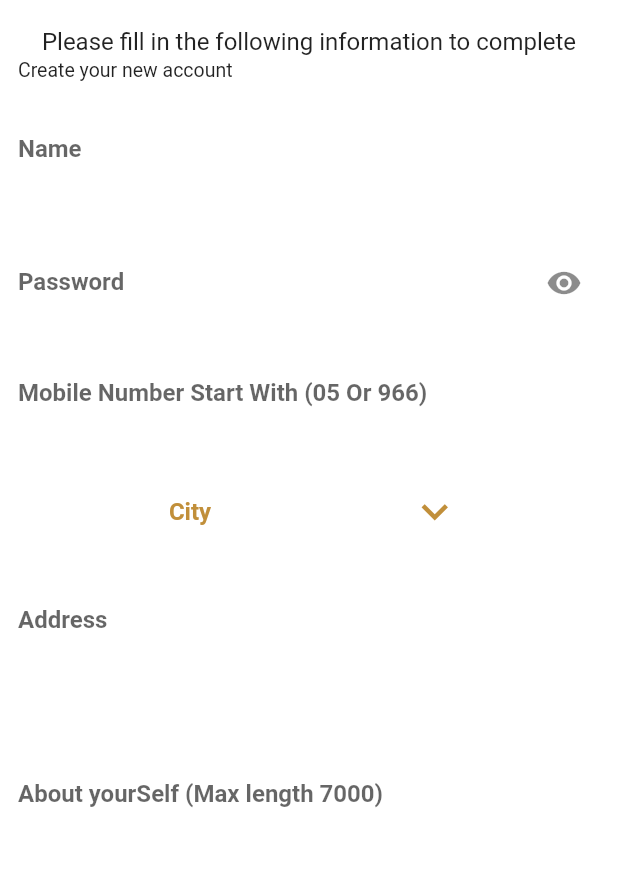
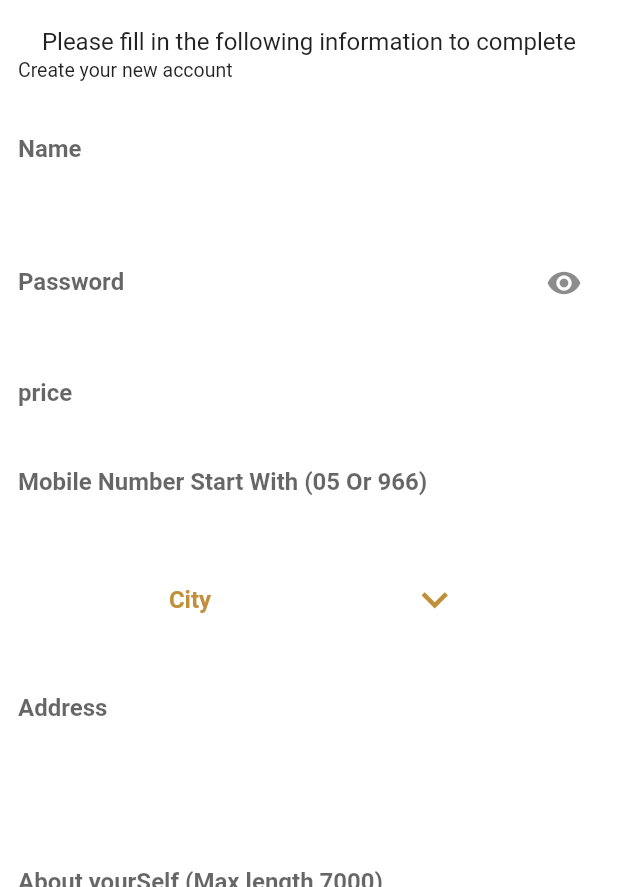
Before and after one commit to bavly10/consApp, a Flutter app: the Register_intro screen opened directly with empty values, on a phone screen of 412 x 824 dp, the part 349-1236 px from its top. Run offline on Flutter 3.47's test engine with Material 2 defaults, Android fonts, the phone set to English and light mode, and no system bars; our stand-ins replace bloc, cached_network_image, carousel_slider, cloud_firestore, curved_navigation_bar, dio and 17 more; missing offline and left inert: dart:ffi, flutter_inappwebview, mailer, slide_popup_dialog_null_safety; accounts and stored records are empty; network calls fail.

Commit message:
reg+price

```diff
--- a/lib/Cubit/cubit.dart
+++ b/lib/Cubit/cubit.dart
@@ -135,7 +135,7 @@ class cons_Cubit extends Cubit<cons_States> {
     } on FormatException catch (e) {
       emit(Cons_Error_Special(e.toString()));
     } catch (error) {
-      throw error;
+      rethrow;
     }
   }
 
@@ -182,8 +182,6 @@ class cons_Cubit extends Cubit<cons_States> {
     var connection = PersistentConnection(smtpServer);
     await connection.close();
   }
-
-
 
   Future<void> getAds() async {
     emit(Cons_Loading_Ads());
@@ -253,5 +251,4 @@ class cons_Cubit extends Cubit<cons_States> {
     userFBID = CashHelper.getData("userFBId");
     customerIDStrapi = CashHelper.getData("customer_idStrapi");
   }
-
 }
--- a/lib/model/specailsts_model.dart
+++ b/lib/model/specailsts_model.dart
@@ -1,8 +1,10 @@
 import 'dart:convert';
 
-List<Specailsts> specailstsFromJson(String str) => List<Specailsts>.from(json.decode(str).map((x) => Specailsts.fromJson(x)));
+List<Specailsts> specailstsFromJson(String str) =>
+    List<Specailsts>.from(json.decode(str).map((x) => Specailsts.fromJson(x)));
 
-String specailstsToJson(List<Specailsts> data) => json.encode(List<dynamic>.from(data.map((x) => x.toJson())));
+String specailstsToJson(List<Specailsts> data) =>
+    json.encode(List<dynamic>.from(data.map((x) => x.toJson())));
 
 class Specailsts {
   Specailsts({
@@ -30,7 +32,8 @@ class Specailsts {
         publishedAt: DateTime.parse(json["published_at"]),
         createdAt: DateTime.parse(json["created_at"]),
         updatedAt: DateTime.parse(json["updated_at"]),
-    users: List<User_spec>.from(json["users"].map((x) => User_spec.fromJson(x))),
+        users: List<User_spec>.from(
+            json["users"].map((x) => User_spec.fromJson(x))),
       );
 
   Map<String, dynamic> toJson() => {
@@ -64,7 +67,9 @@ class CatTitle {
   factory CatTitle.fromJson(Map<String, dynamic> json) => CatTitle(
         id: json["id"],
         title: json["Title"],
-    publishedAt: DateTime.parse(json["published_at"]),
+        publishedAt: json["published_at"] == null
+            ? null
+            : DateTime.parse(json["published_at"]),
         createdAt: DateTime.parse(json["created_at"]),
         updatedAt: DateTime.parse(json["updated_at"]),
         catImg: CatImg.fromJson(json["cat_img"]),
@@ -115,7 +120,7 @@ class CatImg {
   String? url;
   dynamic? previewUrl;
   Provider? provider;
-  dynamic? providerMetadata;
+  dynamic providerMetadata;
   DateTime? createdAt;
   DateTime? updatedAt;
 
@@ -126,17 +131,24 @@ class CatImg {
         caption: json["caption"],
         width: json["width"],
         height: json["height"],
-    formats: json["formats"] == null ? null : Formats.fromJson(json["formats"]),
+        formats:
+            json["formats"] == null ? null : Formats.fromJson(json["formats"]),
         hash: json["hash"],
         ext: json["ext"] == null ? null : extValues.map![json["ext"]],
         mime: json["mime"] == null ? null : mimeValues.map![json["mime"]],
         size: json["size"].toDouble(),
         url: json["url"],
         previewUrl: json["previewUrl"],
-    provider: json["provider"] == null ? null : providerValues.map![json["provider"]],
+        provider: json["provider"] == null
+            ? null
+            : providerValues.map![json["provider"]],
         providerMetadata: json["provider_metadata"],
-    createdAt: json["created_at"] == null ? null : DateTime.parse(json["created_at"]),
-    updatedAt: json["updated_at"] == null ? null : DateTime.parse(json["updated_at"]),
+        createdAt: json["created_at"] == null
+            ? null
+            : DateTime.parse(json["created_at"]),
+        updatedAt: json["updated_at"] == null
+            ? null
+            : DateTime.parse(json["updated_at"]),
       );
 
   Map<String, dynamic> toJson() => {
@@ -145,7 +157,7 @@ class CatImg {
         "alternativeText": alternativeText,
         "caption": caption,
         "width": width,
-    "height":height,
+        "height": height,
         "formats": formats == null ? null : formats!.toJson(),
         "hash": hash,
         "ext": ext == null ? null : extValues.reverse[ext],
@@ -162,10 +174,7 @@ class CatImg {
 
 enum Ext { JPG, PNG }
 
-final extValues = EnumValues({
-  ".jpg": Ext.JPG,
-  ".png": Ext.PNG
-});
+final extValues = EnumValues({".jpg": Ext.JPG, ".png": Ext.PNG});
 
 class Formats {
   Formats({
@@ -183,7 +192,7 @@ class Formats {
   factory Formats.fromJson(Map<String, dynamic> json) => Formats(
         thumbnail: Medium.fromJson(json["thumbnail"]),
         large: json["large"] == null ? null : Medium.fromJson(json["large"]),
-    medium: Medium.fromJson(json["medium"]),
+        medium: json["medium"] == null ? null : Medium.fromJson(json["medium"]),
         small: Medium.fromJson(json["small"]),
       );
 
@@ -245,16 +254,12 @@ class Medium {
 
 enum Mime { IMAGE_JPEG, IMAGE_PNG }
 
-final mimeValues = EnumValues({
-  "image/jpeg": Mime.IMAGE_JPEG,
-  "image/png": Mime.IMAGE_PNG
-});
+final mimeValues =
+    EnumValues({"image/jpeg": Mime.IMAGE_JPEG, "image/png": Mime.IMAGE_PNG});
 
 enum Provider { LOCAL }
 
-final providerValues = EnumValues({
-  "local": Provider.LOCAL
-});
+final providerValues = EnumValues({"local": Provider.LOCAL});
 
 class User_spec {
   User_spec({
@@ -305,8 +310,11 @@ class User_spec {
         typeIntroducer: json["type_introducer"],
         phone: json["phone"],
         confirmed: json["Confirmed"],
-    introLogo: json["intro_logo"] == null ? null : CatImg.fromJson(json["intro_logo"]),
-    introImg: List<CatImg>.from(json["intro_img"].map((x) => CatImg.fromJson(x))),
+        introLogo: json["intro_logo"] == null
+            ? null
+            : CatImg.fromJson(json["intro_logo"]),
+        introImg:
+            List<CatImg>.from(json["intro_img"].map((x) => CatImg.fromJson(x))),
       );
 
   Map<String, dynamic> toJson() => {
--- a/lib/model/user_model.dart
+++ b/lib/model/user_model.dart
@@ -9,7 +9,9 @@ class LoginModel {
 
   LoginModel.fromJson(Map<String, dynamic> json) {
     token = json["jwt"];
-    userClass=json["user"] != null ? UserStrapi.fromJson(json["user"]): userClass = UserStrapi.fromJson(json);
+    userClass = json["user"] != null
+        ? UserStrapi.fromJson(json["user"])
+        : userClass = UserStrapi.fromJson(json);
   }
   LoginModel.xJson(Map<String, dynamic> json) {
     stauts = json["statusCode"];
@@ -21,7 +23,6 @@ class LoginModel {
         ? List<Datum>.from(json["data"].map((x) => Datum.fromJson(x)))
         : null;
   }
-
 }
 
 class Datum {
@@ -84,6 +85,7 @@ class UserStrapi {
       this.address,
       this.introLogo,
       this.introImg,
+      this.certificate,
       this.about,
       this.posts,
       this.filesIntros,
@@ -109,6 +111,7 @@ class UserStrapi {
   bool? forgetpass;
   Img_user? introLogo;
   List<Img_user>? introImg;
+  List<Img_user>? certificate;
   List<Post_user>? posts;
   List<FilesIntro>? filesIntros;
   dynamic introPrice;
@@ -125,7 +128,9 @@ class UserStrapi {
         createdAt: DateTime.parse(json["created_at"]),
         updatedAt: DateTime.parse(json["updated_at"]),
         categories: Categories_user.fromJson(json["categories"]),
-        specailst: Specailst_user.fromJson(json["specailst"]),
+        specailst: json["specailst"] == null
+            ? null
+            : Specailst_user.fromJson(json["specailst"]),
         typeIntroducer: json["type_introducer"],
         phone: json["phone"],
         confirmed: json["Confirmed"],
@@ -137,6 +142,8 @@ class UserStrapi {
             : null,
         introImg: List<Img_user>.from(
             json["intro_img"].map((x) => Img_user.fromJson(x))),
+        certificate: List<Img_user>.from(
+            json["certificate"].map((x) => Img_user.fromJson(x))),
         posts: List<Post_user>.from(
             json["posts"].map((x) => Post_user.fromJson(x))),
         filesIntros: json["filesusers"] == null
@@ -166,6 +173,7 @@ class UserStrapi {
         "address": address,
         "intro_logo": introLogo,
         "intro_img": List<dynamic>.from(introImg!.map((x) => x.toJson())),
+        "certificate": List<dynamic>.from(certificate!.map((x) => x.toJson())),
         "posts": List<dynamic>.from(posts!.map((x) => x.toJson())),
         "filesusers": List<dynamic>.from(filesIntros!.map((x) => x.toJson())),
       };
@@ -313,7 +321,7 @@ class Formats {
 
   factory Formats.fromJson(Map<String, dynamic> json) => Formats(
         thumbnail: Medium.fromJson(json["thumbnail"]),
-        medium: Medium.fromJson(json["medium"]),
+        medium: json["medium"] == null ? null : Medium.fromJson(json["medium"]),
         small: Medium.fromJson(json["small"]),
         large: json["large"] == null ? null : Medium.fromJson(json["large"]),
       );
--- a/lib/modules/User/cubit/cubit.dart
+++ b/lib/modules/User/cubit/cubit.dart
@@ -1,5 +1,6 @@
 import 'dart:async';
 import 'dart:convert';
+import 'dart:ffi';
 import 'dart:io';
 import 'dart:typed_data';
 import 'package:cloud_firestore/cloud_firestore.dart';
@@ -205,7 +206,7 @@ class UserCubit extends Cubit<cons_login_Register_States> {
         "files": element.path!,
         "ref": "user",
         "refId": "$id",
-        "field": "intro_img",
+        "field": "certificate",
         "source": "users-permissions"
       };
       var stream = http.ByteStream(DelegatingStream.typed(element.readStream!));
@@ -227,7 +228,15 @@ class UserCubit extends Cubit<cons_login_Register_States> {
   String? myEmail;
   int? forgetID;
 
-  register({String? username, email, password, phone, String? listImages, address, about}) async {
+  register(
+      {String? username,
+      email,
+      password,
+      phone,
+      String? listImages,
+      address,
+      about,
+      dynamic price}) async {
     emit(cons_Loading_Register());
     late var response;
     final url = Uri.parse("$base_api/auth/local/register");
@@ -239,10 +248,11 @@ class UserCubit extends Cubit<cons_login_Register_States> {
       "phone": phone,
       "city": mycity,
       "address": address,
+      "introPrice": price,
       "about": about,
       "type_introducer": myType,
       "Confirmed": false.toString(),
-      "intro_img": listImages,
+      "certificate": listImages,
       //"intro_logo":imagee.path,
       "categories": cat_id.toString(),
       "specailst": spec_id.toString(),
@@ -290,12 +300,13 @@ class UserCubit extends Cubit<cons_login_Register_States> {
     }
   }
 
-  Future<void> login(String email, String password) async{
+  Future<void> login(String email, String password) async {
     emit(cons_Loading_login());
     final url = Uri.parse(
         "https://identitytoolkit.googleapis.com/v1/accounts:signInWithPassword?key=AIzaSyAKbxexl8OzpCBcBj-_Gp5iyM_8mVcumYo");
     try {
-      final res = await http.post(url, body: json.encode({
+      final res = await http.post(url,
+          body: json.encode({
             'email': email,
             'password': password,
             'returnSecureToken': true,
@@ -304,8 +315,8 @@ class UserCubit extends Cubit<cons_login_Register_States> {
       if (resdata['error'] != null) {
         throw "${resdata['error']['message']}";
       }
-     var tokenuser = resdata['idToken'];
-     var userId = resdata['localId'];
+      var tokenuser = resdata['idToken'];
+      var userId = resdata['localId'];
       CashHelper.putData("userToken", tokenuser);
       CashHelper.putData("userFBId", userId);
       getUserLogin(email);
@@ -384,9 +395,9 @@ class UserCubit extends Cubit<cons_login_Register_States> {
     if (res.statusCode == 200) {
       print(res.body.toString());
       var resp = jsonDecode(res.body);
-      for (var x in resp){
-        userid=x["id"];
-        confirmed=x["Confirmed"];
+      for (var x in resp) {
+        userid = x["id"];
+        confirmed = x["Confirmed"];
       }
       CashHelper.putData("userId", userid);
       emit(cons_Login_Scusess(confirmed!));
@@ -394,6 +405,7 @@ class UserCubit extends Cubit<cons_login_Register_States> {
       print('no connect');
     }
   }
+
   ///Search by ID
   Future<void> getUserDetails(id) async {
     final url = Uri.parse("$base_api/users/$id");
@@ -508,5 +520,4 @@ class UserCubit extends Cubit<cons_login_Register_States> {
       emit(DontAcceptPrivacyState());
     }
   }
-
 }
--- a/lib/modules/User/login/screren/register.dart
+++ b/lib/modules/User/login/screren/register.dart
@@ -33,6 +33,7 @@ class Register_intro extends StatefulWidget {
 
 class _Register_introState extends State<Register_intro> {
   TextEditingController nameController = TextEditingController();
+  TextEditingController priceController = TextEditingController();
   TextEditingController addressController = TextEditingController();
   TextEditingController aboutController = TextEditingController();
   TextEditingController emailController = TextEditingController();
@@ -44,6 +45,7 @@ class _Register_introState extends State<Register_intro> {
   @override
   void initState() {
     nameController = TextEditingController();
+    priceController = TextEditingController();
     emailController = TextEditingController();
     addressController = TextEditingController();
     passwordController = TextEditingController();
@@ -55,6 +57,7 @@ class _Register_introState extends State<Register_intro> {
   @override
   void dispose() {
     nameController.dispose();
+    priceController.dispose();
     emailController.dispose();
     passwordController.dispose();
     phoneController.dispose();
@@ -457,6 +460,7 @@ class _Register_introState extends State<Register_intro> {
                                           address: addressController.text,
                                           email: widget.email,
                                           username: nameController.text,
+                                          price: priceController.text,
                                           password: passwordController.text,
                                           phone: phoneController.text,
                                           about: aboutController.text,
@@ -576,6 +580,13 @@ class _Register_introState extends State<Register_intro> {
             height: 15,
           ),
           My_TextFormFiled(
+              validator: (String? s) {
+                if (s!.isEmpty) return "price is required";
+              },
+              controller: priceController,
+              myhintText: "price",
+              textInputType: TextInputType.number),
+          My_TextFormFiled(
             textInputType: TextInputType.number,
             validator: (String? s) {
               if (s!.isEmpty) {
--- a/lib/shared/network.dart
+++ b/lib/shared/network.dart
@@ -1,4 +1,4 @@
-const String base_api = "http://10.0.2.2:1337";
+const String base_api = "http://192.168.1.102:1337";
 
 //https://mycons.herokuapp.com
 // http://0d27-45-243-219-190.ngrok.io
```
Also changed, not shown: lib/model/ads.dart (+19 -15 lines), lib/modules/User/profile/profile.dart (+5 -3 lines), lib/modules/User_screen/introducer.dart (+17 -15 lines), pubspec.lock, 1 other file. Lines whose indentation alone changed are shown as unchanged.
